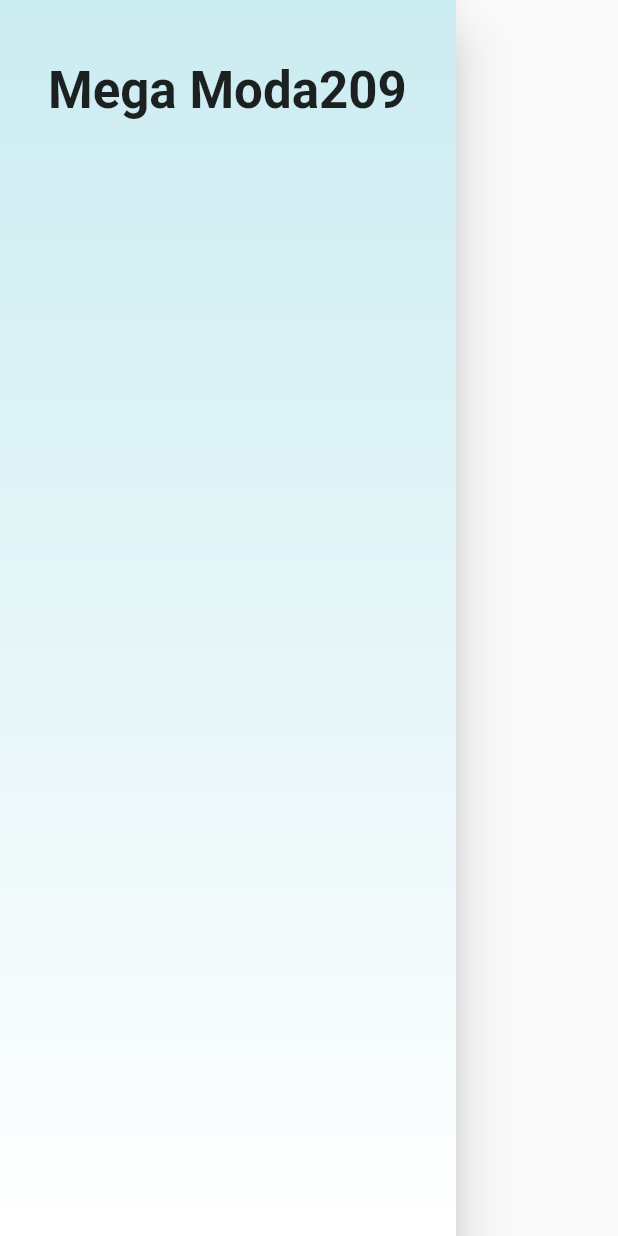
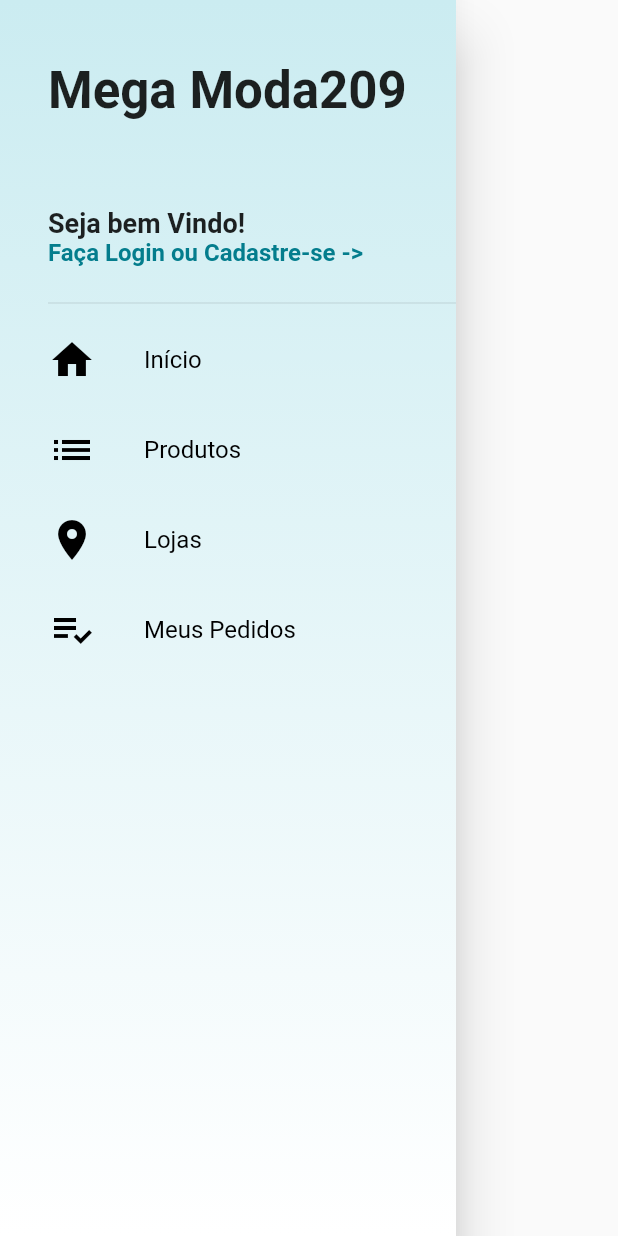
Before and after one commit to ArthurMarianoNeto/Loja-Virtual, a Flutter app: the CustomDrawer widget shown alone on an empty page, opened directly, on a phone screen of 412 x 824 dp. Run offline on Flutter 3.47's test engine with Material 2 defaults, Android fonts, the phone set to English and light mode, and no system bars; our stand-ins replace cloud_firestore, transparent_image; accounts and stored records are empty.

Commit message:
Inclusão de Opçoes e icones no custom_drawer.dart e estilização

```diff
--- /dev/null
+++ b/lib/tiles/drawer_tile.dart
@@ -0,0 +1,41 @@
+import 'package:flutter/material.dart';
+
+class DrawerTile extends StatelessWidget {
+
+  final IconData icon;
+  final String text;
+
+  DrawerTile(this.icon, this.text);
+
+  @override
+  Widget build(BuildContext context) {
+    return Material(
+      color: Colors.transparent,
+      child: InkWell(
+        onTap: (){
+
+        },
+        child: Container(
+          height: 60.0,
+          child: Row(
+            children: [
+              Icon(
+                icon,
+                size: 32.0,
+                color: Colors.black,
+              ),
+              SizedBox(width: 32.0,),
+              Text(
+                text,
+                style: TextStyle(
+                  fontSize: 16.0,
+                  color: Colors.black
+                ),
+              )
+            ],
+          ),
+        ),
+      ),
+    );
+  }
+}
--- a/lib/widgets/custom_drawer.dart
+++ b/lib/widgets/custom_drawer.dart
@@ -1,5 +1,6 @@
 import 'package:flutter/cupertino.dart';
 import 'package:flutter/material.dart ';
+import 'package:loja_virtual/tiles/drawer_tile.dart';
 
 class CustomDrawer extends StatelessWidget {
   @override
@@ -36,10 +37,42 @@ class CustomDrawer extends StatelessWidget {
                         child: Text("Mega Moda209", // Text("Mega \nModa209",
                           style: TextStyle(fontSize: 34.0, fontWeight: FontWeight.bold),
                         )
+                    ),
+                    Positioned(
+                        left: 0.0,
+                        bottom: 0.0,
+                        child: Column(
+                          crossAxisAlignment: CrossAxisAlignment.start,
+                          children: [
+                            Text("Seja bem Vindo!",
+                            style: TextStyle(
+                              fontSize: 18.0,
+                              fontWeight: FontWeight.bold
+                              ),
+                            ),
+                           GestureDetector(
+                             child:  Text("Faça Login ou Cadastre-se ->",
+                               style: TextStyle(
+                                   color: Theme.of(context).primaryColor,
+                                   fontSize: 16.0,
+                                   fontWeight: FontWeight.bold
+                               ),
+                             ),
+                             onTap: (){
+
+                             },
+                           )
+                          ],
+                        ),
                     )
                   ],
                 ),
-              )
+              ),
+              Divider(),
+              DrawerTile(Icons.home, "Início"),
+              DrawerTile(Icons.list, "Produtos"),
+              DrawerTile(Icons.location_on, "Lojas"),
+              DrawerTile(Icons.playlist_add_check, "Meus Pedidos"),
             ],
           )
         ],
```
